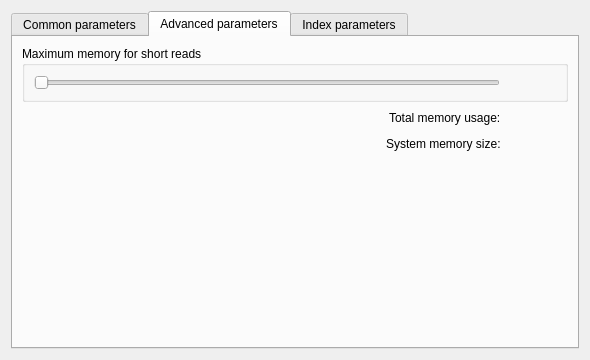
Old version of the form src/plugins/genome_aligner/src/ui/GenomeAlignerSettings.ui in the repository violethaze74/ugene.
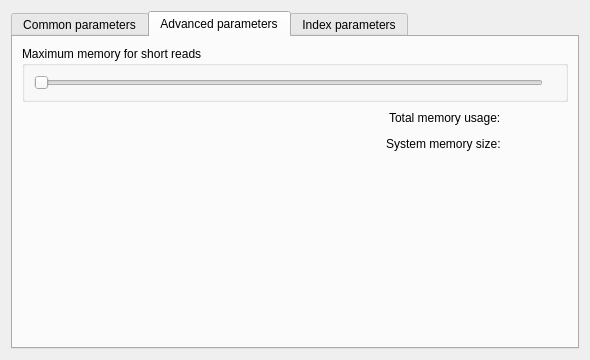
New version of the form. The open tabs and pages were chosen to show the change.

Commit message: UGENE-3246 Invalid layout in the "Align Sequencing Reads" dialog

Diff of the .ui file:
```diff
--- a/src/plugins/genome_aligner/src/ui/GenomeAlignerSettings.ui
+++ b/src/plugins/genome_aligner/src/ui/GenomeAlignerSettings.ui
@@ -300,18 +300,6 @@
             </item>
             <item>
              <widget class="QLabel" name="readSizeLabel">
-              <property name="minimumSize">
-               <size>
-                <width>50</width>
-                <height>0</height>
-               </size>
-              </property>
-              <property name="maximumSize">
-               <size>
-                <width>50</width>
-                <height>16777215</height>
-               </size>
-              </property>
               <property name="text">
                <string/>
               </property>
```
Left out of the diff: 9 changed lines with no effect on the pictures.
